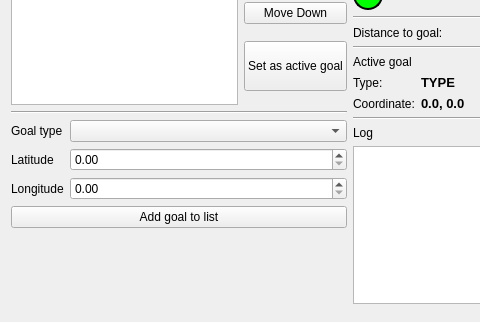
This is resource/autonomous_nav_gui.ui in STEVE-Rover/autonomous_nav_gui as Qt 5 draws it before an edit; both pictures show x 0 to 480 and y 126 to 448 of the 699 by 448 pixel window. The edited form follows.
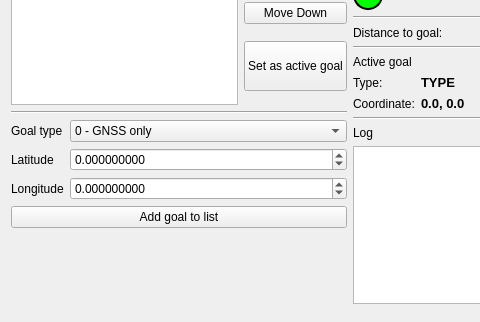
This is the edited form.

Commit message: Add goal to list

```diff
--- a/resource/autonomous_nav_gui.ui
+++ b/resource/autonomous_nav_gui.ui
@@ -99,7 +99,23 @@
         </widget>
        </item>
        <item row="0" column="1">
-        <widget class="QComboBox" name="goalTypeComboBox"/>
+        <widget class="QComboBox" name="goalTypeComboBox">
+         <item>
+          <property name="text">
+           <string>0 - GNSS only</string>
+          </property>
+         </item>
+         <item>
+          <property name="text">
+           <string>1 - Post</string>
+          </property>
+         </item>
+         <item>
+          <property name="text">
+           <string>2 - Gate</string>
+          </property>
+         </item>
+        </widget>
        </item>
        <item row="1" column="0">
         <widget class="QLabel" name="label_2">
@@ -109,7 +125,17 @@
         </widget>
        </item>
        <item row="1" column="1">
-        <widget class="QDoubleSpinBox" name="latitudeSpinBox"/>
+        <widget class="QDoubleSpinBox" name="latitudeSpinBox">
+         <property name="decimals">
+          <number>9</number>
+         </property>
+         <property name="minimum">
+          <double>-90.000000000000000</double>
+         </property>
+         <property name="maximum">
+          <double>90.000000000000000</double>
+         </property>
+        </widget>
        </item>
        <item row="2" column="0">
         <widget class="QLabel" name="label_3">
@@ -119,7 +145,28 @@
         </widget>
        </item>
        <item row="2" column="1">
-        <widget class="QDoubleSpinBox" name="longitudeSpinBox"/>
+        <widget class="QDoubleSpinBox" name="longitudeSpinBox">
+         <property name="font">
+          <font>
+           <kerning>true</kerning>
+          </font>
+         </property>
+         <property name="frame">
+          <bool>true</bool>
+         </property>
+         <property name="keyboardTracking">
+          <bool>true</bool>
+         </property>
+         <property name="decimals">
+          <number>9</number>
+         </property>
+         <property name="minimum">
+          <double>-180.000000000000000</double>
+         </property>
+         <property name="maximum">
+          <double>180.000000000000000</double>
+         </property>
+        </widget>
        </item>
        <item row="3" column="0" colspan="2">
         <widget class="QPushButton" name="addGoalButton">
```
The commit also changes 1 other file.
